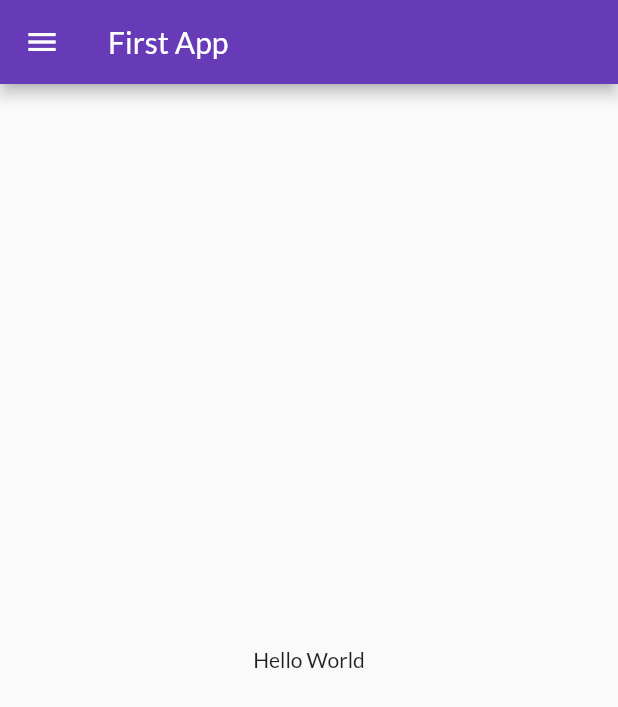
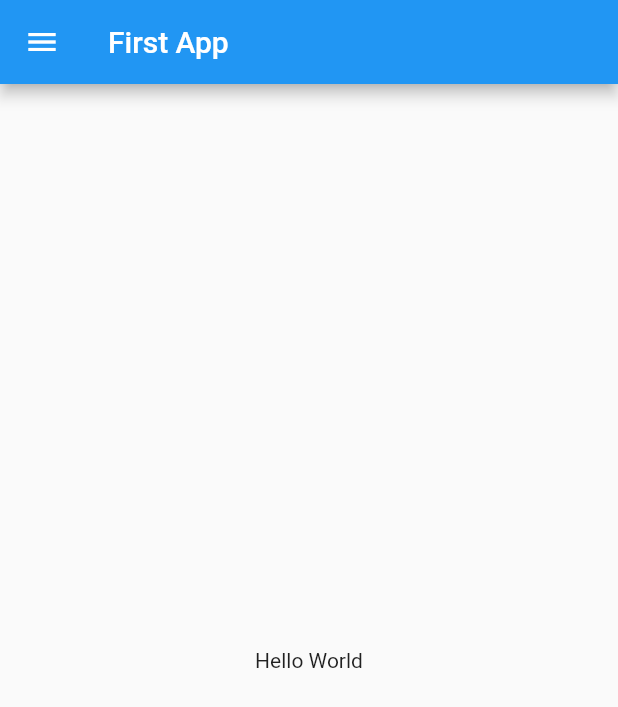
Before and after one commit to HelloJeevan/FlashDortKart, a Flutter app: the screen it shows after launch, on a phone screen of 412 x 824 dp. Shown: the top 707 px of the screen. Run offline on Flutter 3.47's test engine with Material 2 defaults, Android fonts, the phone set to English and light mode, and no system bars; our stand-ins replace google_fonts.

Commit message:
themes extracted

```diff
--- a/lib/main.dart
+++ b/lib/main.dart
@@ -2,6 +2,7 @@ import 'package:flutter/material.dart';
 import 'package:flutter_basic/Pages/HomePage.dart';
 import 'package:flutter_basic/Pages/LoginPage.dart';
 import 'package:flutter_basic/utils/routes.dart';
+import 'package:flutter_basic/widgets/themes.dart';
 import 'package:google_fonts/google_fonts.dart';
 void main(){
   runApp(MyApp() );
@@ -13,14 +14,8 @@ class MyApp extends StatelessWidget {
     return MaterialApp(
       //home: HomePage(),
       themeMode:ThemeMode.light ,
-      theme: ThemeData(
-        primarySwatch: Colors.deepPurple,
-        fontFamily: GoogleFonts.lato().fontFamily,
-        //primaryTextTheme: GoogleFonts.latoTextTheme()
-      ),
-      darkTheme: ThemeData(
-        brightness: Brightness.dark
-      ),
+      theme: MyTheme.lightTheme(context),
+      darkTheme: MyTheme.darkTheme(context),
       initialRoute: MyRoutes.homeRoute,
       routes: {
         "/" :(context) => LoginPage(),
```
